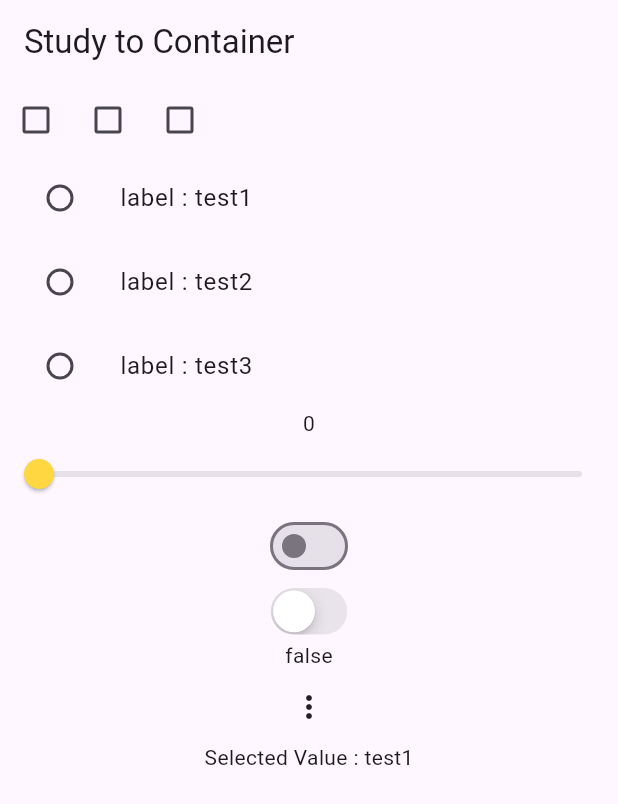
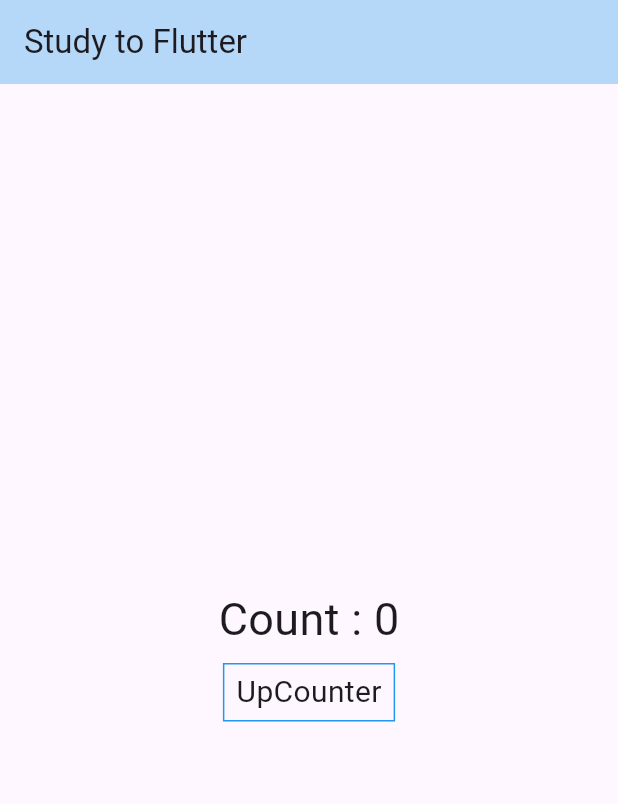
Before and after one commit to soonSoonyy/study-demo, a Flutter app: the screen it shows after launch, on a phone screen of 412 x 824 dp. Shown: the top 804 px of the screen. Run offline on Flutter 3.47's test engine with Material 3 defaults, Android fonts, the phone set to English and light mode, and no system bars.

Commit message:
함수 관련 실습

```diff
--- a/flutter_app_test/lib/main.dart
+++ b/flutter_app_test/lib/main.dart
@@ -1,223 +1,82 @@
-import 'package:flutter/cupertino.dart';
+
 import 'package:flutter/material.dart';
 
 void main() {
   runApp(MaterialApp(
     home: Scaffold(
         appBar: AppBar(
-          title: const Text('Study to Container'),
+          backgroundColor: Color(0xD8A8D2F8),
+          title: const Text('Study to Flutter'),
         ),
         body: Body()),
   ));
 }
 
 class Body extends StatelessWidget {
+  const Body({super.key});
+
   @override
   Widget build(BuildContext context) {
-    return const Column(children: [
-      TestCheckBox(),
-      TestRadioButton(),
-      TestSlider(),
-      TestSwitch(),
-      TestPopUpMenu(),
-    ]);
+    return TestWidget();
   }
 }
 
-class TestPopUpMenu extends StatefulWidget {
-  const TestPopUpMenu({super.key});
+class TestWidget extends StatefulWidget {
+  const TestWidget({super.key});
 
   @override
-  State<TestPopUpMenu> createState() => _TestPopUpMenuState();
+  State<TestWidget> createState() => _TestWidgetState();
 }
 
-enum TestPopUpMenuValue { test1, test2, test3 }
-
-class _TestPopUpMenuState extends State<TestPopUpMenu> {
-  TestPopUpMenuValue? selectValue = TestPopUpMenuValue.test1;
+class _TestWidgetState extends State<TestWidget> {
+  int value = 0;
 
   @override
   Widget build(BuildContext context) {
     return Column(
-      children: [
-        PopupMenuButton(
-          itemBuilder: (context) {
-            return [
-              PopupMenuItem(
-                value: TestPopUpMenuValue.test1,
-                child: Text(TestPopUpMenuValue.test1.name),
-              ),
-              PopupMenuItem(
-                value: TestPopUpMenuValue.test2,
-                child: Text(TestPopUpMenuValue.test2.name),
-              ),
-              PopupMenuItem(
-                value: TestPopUpMenuValue.test3,
-                child: Text(TestPopUpMenuValue.test3.name),
-              ),
-            ];
-          },
-          onSelected: (newValue) => setState(() => selectValue = newValue),
-        ),
-        Text('Selected Value : ${selectValue!.name}'),
-      ],
+        crossAxisAlignment: CrossAxisAlignment.center,
+        mainAxisAlignment: MainAxisAlignment.center,
+        children: [
+          Text(
+            'Count : ' + '$value',
+            style: const TextStyle(fontSize: 30),
+          ),
+          TestButton(addCounter),
+        ]);
+  }
+
+  void addCounter(int addValue) {
+    setState(() => value = addValue + value);
+  }
+}
+
+class TestButton extends StatelessWidget {
+  const TestButton(this.callback, {super.key});
+
+  final Function(int) callback;
+
+  @override
+  Widget build(BuildContext context) {
+    return Container(
+        margin: const EdgeInsets.symmetric(vertical: 8),
+        width: double.infinity,
+
+        child: InkWell(
+          onTap: () => callback.call(1),
+          onDoubleTap: () => callback.call(10),
+          onLongPress: () => callback.call(100),
+          child: Center(
+              child: Container(
+                padding: const EdgeInsets.symmetric(vertical: 4, horizontal: 8),
+                decoration: BoxDecoration(
+                    border: Border.all(color: Colors.blue)),
+                child: const Text(
+                  'UpCounter',
+                  style: TextStyle(fontSize: 20),
+                ),
+              )
+          ),
+        )
     );
   }
 }
-
-class TestSwitch extends StatefulWidget {
-  const TestSwitch({super.key});
-
-  @override
-  State<TestSwitch> createState() => _TestSwitchState();
-}
-
-class _TestSwitchState extends State<TestSwitch> {
-  bool value = false;
-
-  @override
-  Widget build(BuildContext context) {
-    return Column(
-      children: [
-        Switch(
-            value: value,
-            onChanged: (newValue) => setState(() => value = newValue)),
-        CupertinoSwitch(
-            value: value,
-            onChanged: (newValue) => setState(() => value = newValue)),
-        Text('$value'),
-      ],
-    );
-  }
-}
-
-class TestSlider extends StatefulWidget {
-  const TestSlider({super.key});
-
-  @override
-  State<TestSlider> createState() => _TestSliderState();
-}
-
-class _TestSliderState extends State<TestSlider> {
-  double value = 0;
-
-  @override
-  Widget build(BuildContext context) {
-    return Column(
-      children: [
-        Text('${value.round()}'),
-        Slider(
-            activeColor: Colors.amberAccent,
-            label: '$value',
-            divisions: 100,
-            min: 0,
-            max: 100,
-            value: value.round().toDouble(),
-            onChanged: (newValue) => setState(() => value = newValue)),
-      ],
-    );
-  }
-}
-
-class TestRadioButton extends StatefulWidget {
-  const TestRadioButton({super.key});
-
-  @override
-  State<TestRadioButton> createState() => _TestRadioButtonState();
-}
-
-enum TestRadioValue { test1, test2, test3 }
-
-class _TestRadioButtonState extends State<TestRadioButton> {
-  TestRadioValue? selectValue;
-
-  @override
-  Widget build(BuildContext context) {
-    return Column(
-      children: [
-        ListTile(
-          leading: Radio<TestRadioValue>(
-              value: TestRadioValue.test1,
-              groupValue: selectValue,
-              onChanged: (value) => setState(() => selectValue = value!)),
-          title: Text("label : ${TestRadioValue.test1.name}"),
-          onTap: () {
-            setState(() {
-              if (selectValue != TestRadioValue.test1) {
-                selectValue = TestRadioValue.test1;
-              }
-            });
-          },
-        ),
-        ListTile(
-          leading: Radio<TestRadioValue>(
-              value: TestRadioValue.test2,
-              groupValue: selectValue,
-              onChanged: (value) => setState(() => selectValue = value!)),
-          title: Text("label : ${TestRadioValue.test2.name}"),
-          onTap: () {
-            setState(() {
-              if (selectValue != TestRadioValue.test2) {
-                selectValue = TestRadioValue.test2;
-              }
-            });
-          },
-        ),
-        ListTile(
-          leading: Radio<TestRadioValue>(
-              value: TestRadioValue.test3,
-              groupValue: selectValue,
-              onChanged: (value) => setState(() => selectValue = value!)),
-          title: Text("label : ${TestRadioValue.test3.name}"),
-          onTap: () {
-            setState(() {
-              if (selectValue != TestRadioValue.test3) {
-                selectValue = TestRadioValue.test3;
-              }
-            });
-          },
-        ),
-      ],
-    );
-  }
-}
-
-class TestCheckBox extends StatefulWidget {
-  const TestCheckBox({super.key});
-
-  @override
-  State<TestCheckBox> createState() => _TestCheckBoxState();
-}
-
-class _TestCheckBoxState extends State<TestCheckBox> {
-  late List<bool> values;
-
-  @override
-  void initState() {
-    super.initState();
-    values = [false, false, false];
-  }
-
-  @override
-  Widget build(BuildContext context) {
-    return Row(
-      children: [
-        Checkbox(
-            value: values[0],
-            onChanged: (value) => onChangeValue(0, value ?? false)),
-        Checkbox(
-            value: values[1],
-            onChanged: (value) => onChangeValue(1, value ?? false)),
-        Checkbox(
-            value: values[2],
-            onChanged: (value) => onChangeValue(2, value ?? false)),
-      ],
-    );
-  }
-
-  void onChangeValue(int index, bool value) {
-    setState(() {
-      values[index] = value;
-    });
-  }
-}
```
